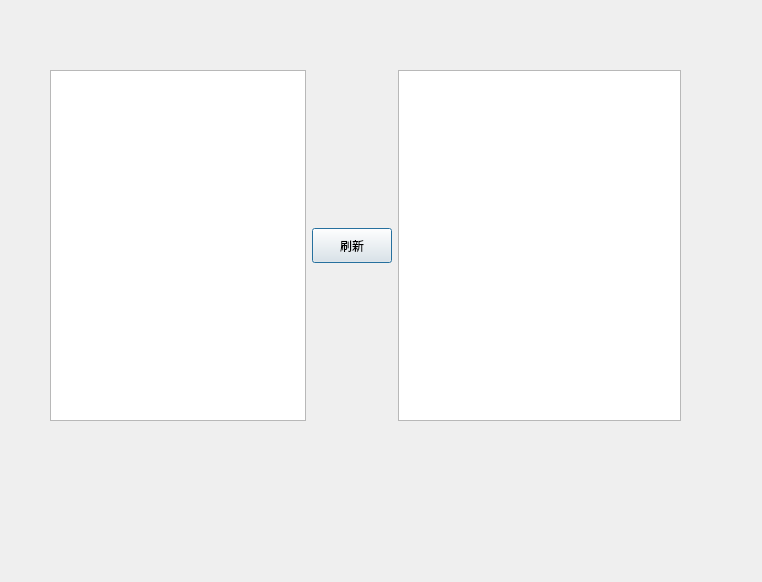
Before: the Qt Designer form ui_page/page_three.ui in fengyec2/StudentGradeTracker, drawn with Qt 5.
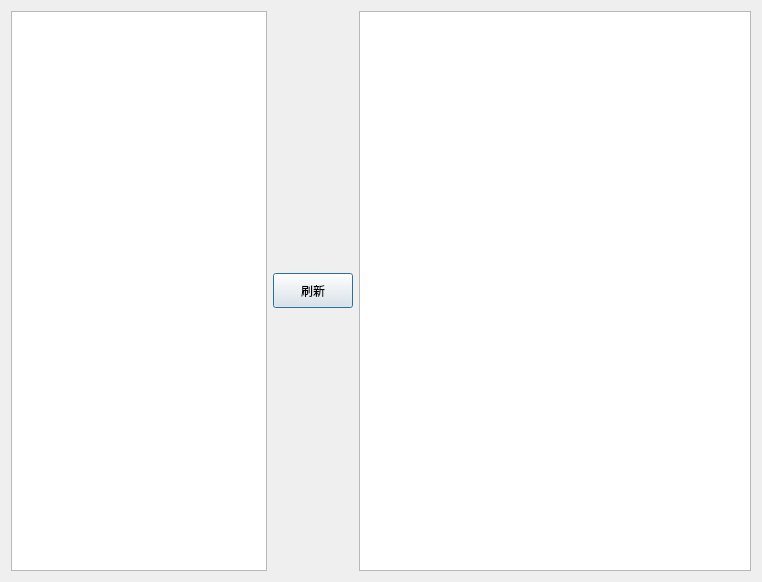
After: the same form once the commit is applied. Custom widgets are drawn as their Qt base class.

Commit message: Set all widgets to fit the whole window

```diff
--- a/ui_page/page_three.ui
+++ b/ui_page/page_three.ui
@@ -13,19 +13,8 @@
   <property name="windowTitle">
    <string>Form</string>
   </property>
-  <widget class="QWidget" name="horizontalLayoutWidget">
-   <property name="geometry">
-    <rect>
-     <x>50</x>
-     <y>70</y>
-     <width>631</width>
-     <height>351</height>
-    </rect>
-   </property>
    <layout class="QHBoxLayout" name="horizontalLayout">
     <item>
-     <layout class="QVBoxLayout" name="verticalLayout">
-      <item>
        <widget class="QListView" name="listView">
         <property name="sizePolicy">
          <sizepolicy hsizetype="Minimum" vsizetype="Expanding">
@@ -41,10 +30,6 @@
         </property>
        </widget>
       </item>
-     </layout>
-    </item>
-    <item>
-     <layout class="QVBoxLayout" name="verticalLayout_2">
       <item>
        <widget class="PrimaryPushButton" name="pushButton">
         <property name="sizePolicy">
@@ -72,13 +57,10 @@
         </property>
        </widget>
       </item>
-     </layout>
-    </item>
     <item>
      <widget class="QTableView" name="tableView"/>
     </item>
    </layout>
-  </widget>
  </widget>
  <customwidgets>
   <customwidget>
```
Lines whose indentation alone changed are shown as unchanged. The commit also changes 6 other files.
